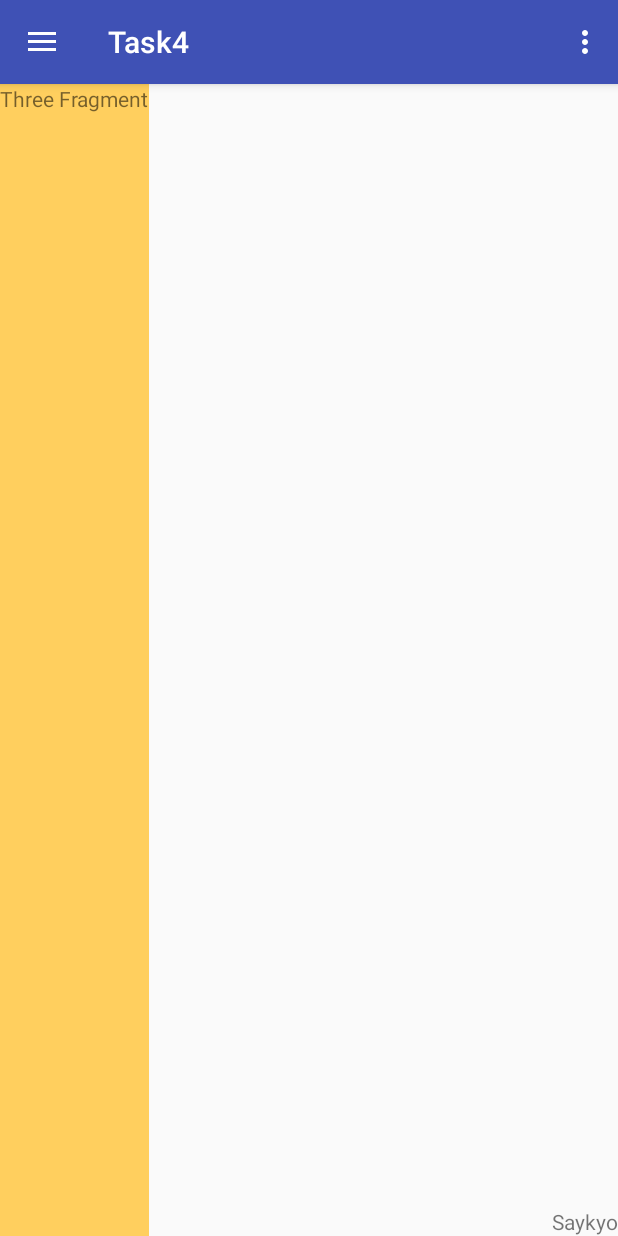
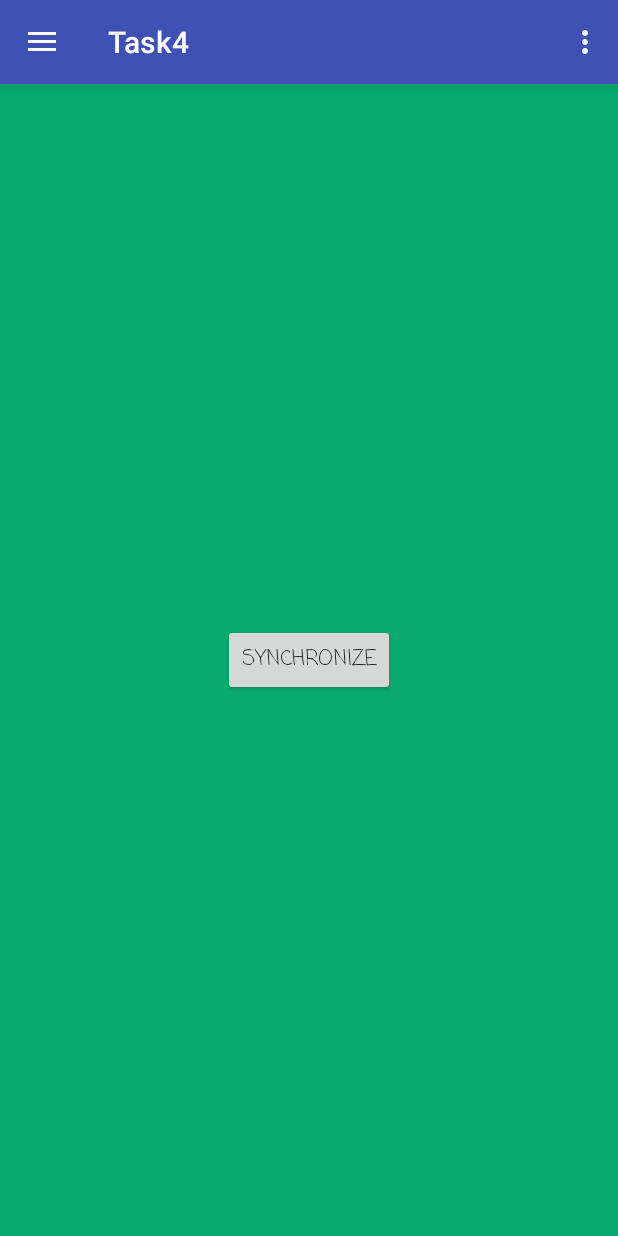
Before and after one commit to irfand19/Task4, an Android app: the fragment FragmentThree placed in its activity, on a phone screen of 412 x 824 dp. Run offline under Robolectric (Android 15) with nearby library versions, the phone set to English and light mode, and no system bars; 1 statement that could not run was skipped.

```diff
--- a/app/src/main/java/irfandp/task4/DatabaseExpenses.java
+++ b/app/src/main/java/irfandp/task4/DatabaseExpenses.java
@@ -51,7 +51,7 @@ public class DatabaseExpenses extends SQLiteOpenHelper {
         return expenses;
     }
 
-    public boolean update_student(String id, String description, String amount) {
+    public boolean update_expense(String id, String description, String amount) {
         SQLiteDatabase db = this.getWritableDatabase();
         ContentValues content_values = new ContentValues();
         content_values.put(COL_1, id);
@@ -61,7 +61,7 @@ public class DatabaseExpenses extends SQLiteOpenHelper {
         return true;
     }
 
-    public Integer delete_student(String id) {
+    public Integer delete_expense(String id) {
         SQLiteDatabase db = this.getWritableDatabase();
         return db.delete(TABLE_NAME, "ID = ?", new String[] {id});
     }
--- a/app/src/main/java/irfandp/task4/FragmentThree.java
+++ b/app/src/main/java/irfandp/task4/FragmentThree.java
@@ -9,56 +9,7 @@ import android.view.View;
 import android.view.ViewGroup;
 
 
-/**
- * A simple {@link Fragment} subclass.
- * Activities that contain this fragment must implement the
- * {@link FragmentThree.OnFragmentInteractionListener} interface
- * to handle interaction events.
- * Use the {@link FragmentThree#newInstance} factory method to
- * create an instance of this fragment.
- */
 public class FragmentThree extends Fragment {
-//    // TODO: Rename parameter arguments, choose names that match
-//    // the fragment initialization parameters, e.g. ARG_ITEM_NUMBER
-//    private static final String ARG_PARAM1 = "param1";
-//    private static final String ARG_PARAM2 = "param2";
-//
-//    // TODO: Rename and change types of parameters
-//    private String mParam1;
-//    private String mParam2;
-//
-//    private OnFragmentInteractionListener mListener;
-
-    public FragmentThree() {
-        // Required empty public constructor
-    }
-
-    /**
-     * Use this factory method to create a new instance of
-     * this fragment using the provided parameters.
-     *
-     * @param param1 Parameter 1.
-     * @param param2 Parameter 2.
-     * @return A new instance of fragment FragmentThree.
-     */
-//    // TODO: Rename and change types and number of parameters
-//    public static FragmentThree newInstance(String param1, String param2) {
-//        FragmentThree fragment = new FragmentThree();
-//        Bundle args = new Bundle();
-//        args.putString(ARG_PARAM1, param1);
-//        args.putString(ARG_PARAM2, param2);
-//        fragment.setArguments(args);
-//        return fragment;
-//    }
-//
-//    @Override
-//    public void onCreate(Bundle savedInstanceState) {
-//        super.onCreate(savedInstanceState);
-//        if (getArguments() != null) {
-//            mParam1 = getArguments().getString(ARG_PARAM1);
-//            mParam2 = getArguments().getString(ARG_PARAM2);
-//        }
-//    }
 
     @Override
     public View onCreateView(LayoutInflater inflater, ViewGroup container,
@@ -67,42 +18,4 @@ public class FragmentThree extends Fragment {
         return inflater.inflate(R.layout.fragment_three, container, false);
     }
 
-//    // TODO: Rename method, update argument and hook method into UI event
-//    public void onButtonPressed(Uri uri) {
-//        if (mListener != null) {
-//            mListener.onFragmentInteraction(uri);
-//        }
-//    }
-//
-//    @Override
-//    public void onAttach(Context context) {
-//        super.onAttach(context);
-//        if (context instanceof OnFragmentInteractionListener) {
-//            mListener = (OnFragmentInteractionListener) context;
-//        } else {
-//            throw new RuntimeException(context.toString()
-//                    + " must implement OnFragmentInteractionListener");
-//        }
-//    }
-//
-//    @Override
-//    public void onDetach() {
-//        super.onDetach();
-//        mListener = null;
-//    }
-//
-//    /**
-//     * This interface must be implemented by activities that contain this
-//     * fragment to allow an interaction in this fragment to be communicated
-//     * to the activity and potentially other fragments contained in that
-//     * activity.
-//     * <p/>
-//     * See the Android Training lesson <a href=
-//     * "http://developer.android.com/training/basics/fragments/communicating.html"
-//     * >Communicating with Other Fragments</a> for more information.
-//     */
-//    public interface OnFragmentInteractionListener {
-//        // TODO: Update argument type and name
-//        void onFragmentInteraction(Uri uri);
-//    }
 }
--- a/app/src/main/java/irfandp/task4/FragmentTwo.java
+++ b/app/src/main/java/irfandp/task4/FragmentTwo.java
@@ -78,7 +78,7 @@ public class FragmentTwo extends Fragment implements View.OnClickListener {
                 break;
 
             case R.id.btn_add_in :
-                boolean result2 = myDB2.save_expense(des_in.getText().toString(),
+                boolean result2 = myDB2.save_income(des_in.getText().toString(),
                         amount_in.getText().toString()
                 );
                 if (result2)
@@ -88,7 +88,7 @@ public class FragmentTwo extends Fragment implements View.OnClickListener {
                 break;
 
             case R.id.btn_list_in :
-                Cursor incomes = myDB2.list_expense();
+                Cursor incomes = myDB2.list_income();
                 if (incomes.getCount() == 0) {
                     alert_message("Message", "No Data Expense Found");
                     return;
--- a/app/src/main/res/layout/activity_main.xml
+++ b/app/src/main/res/layout/activity_main.xml
@@ -20,7 +20,7 @@
         android:layout_gravity="start"
         android:fitsSystemWindows="true"
         app:headerLayout="@layout/nav_header_main"
-        android:background="#0099ff"
+        android:background="#ffcf5e"
         app:itemIconTint="#ffffff"
         app:itemTextColor="#ffffff"
         app:menu="@menu/activity_main_drawer" />
--- a/app/src/main/res/layout/fragment_one.xml
+++ b/app/src/main/res/layout/fragment_one.xml
@@ -8,7 +8,7 @@
     <LinearLayout
         android:layout_width="match_parent"
         android:layout_height="match_parent"
-        android:background="#BDBDBD"
+        android:background="#228fbe"
         android:orientation="vertical"
         android:paddingTop="16dp"
         android:paddingLeft="16dp"
--- a/app/src/main/res/layout/fragment_three.xml
+++ b/app/src/main/res/layout/fragment_three.xml
@@ -2,20 +2,15 @@
     xmlns:tools="http://schemas.android.com/tools"
     android:layout_width="match_parent"
     android:layout_height="match_parent"
+    android:background="#09aa70"
     tools:context="irfandp.task4.FragmentThree">
 
     <!-- TODO: Update blank fragment layout -->
-    <TextView
-        android:layout_width="wrap_content"
-        android:layout_height="match_parent"
-        android:text="Three Fragment"
-        android:background="#ffcf5e"/>
-
-    <TextView
+    <Button
         android:layout_width="wrap_content"
         android:layout_height="wrap_content"
-        android:text="Saykyo"
-        android:id="@+id/textView7"
-        android:layout_gravity="right|bottom"/>
+        android:text="synchronize"
+        android:fontFamily="casual"
+        android:layout_gravity="center_horizontal|center_vertical"/>
 
 </FrameLayout>
--- a/app/src/main/res/layout/nav_header_main.xml
+++ b/app/src/main/res/layout/nav_header_main.xml
@@ -2,7 +2,7 @@
 <LinearLayout xmlns:android="http://schemas.android.com/apk/res/android"
     android:layout_width="match_parent"
     android:layout_height="@dimen/nav_header_height"
-    android:background="#ffffff"
+    android:background="#fdffcf"
     android:gravity="bottom"
     android:orientation="vertical"
     android:paddingBottom="@dimen/activity_vertical_margin"
```
Also changed, not shown: app/src/main/java/irfandp/task4/DatabaseIncome.java (+17 -2 lines), app/src/main/java/irfandp/task4/FragmentOne.java (+74 -72 lines), app/src/main/res/layout/dialog_out.xml (+20 -4 lines), app/src/main/ic_launcher-web.png (added), app/src/main/res/mipmap-hdpi/ic_launcher.png, app/src/main/res/mipmap-mdpi/ic_launcher.png, app/src/main/res/mipmap-xhdpi/ic_launcher.png, app/src/main/res/mipmap-xxhdpi/ic_launcher.png, app/src/main/res/mipmap-xxxhdpi/ic_launcher.png.
